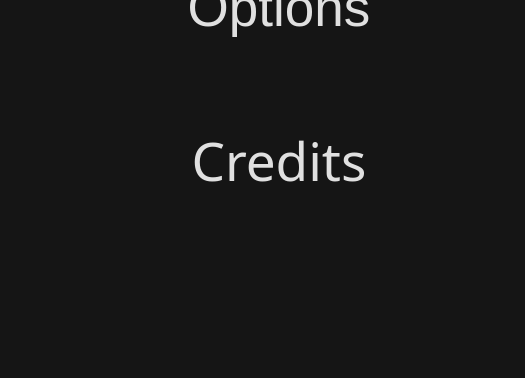
First picture: the form in startmenu.ui, repository B3R63R/ChessApp, before the edit; both pictures show x 0 to 525 and y 340 to 718 of the 1087 by 718 pixel window.
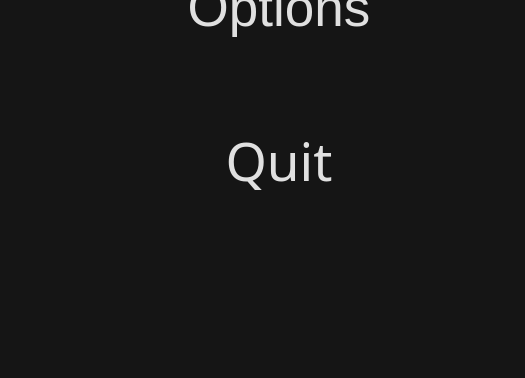
Second picture: the form after the edit. Icons and pictures are not drawn.

```diff
--- a/startmenu.ui
+++ b/startmenu.ui
@@ -259,7 +259,7 @@
 }</string>
            </property>
            <property name="text">
-            <string>Credits</string>
+            <string>Quit</string>
            </property>
           </widget>
          </item>
```
